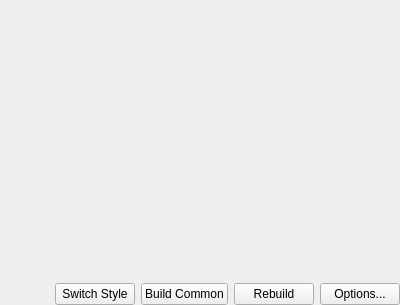
AT-GROUP/AT-PLANNER, file src/ATPlanner/forms/APlannerWidget.ui: the form before one commit.
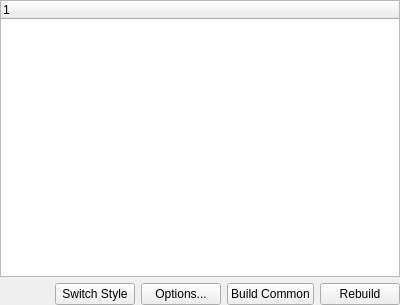
The form after the commit.

Commit message: Common plan builds.

Diff of the .ui file:
```diff
--- a/src/ATPlanner/forms/APlannerWidget.ui
+++ b/src/ATPlanner/forms/APlannerWidget.ui
@@ -27,13 +27,12 @@
     <number>0</number>
    </property>
    <item>
-    <widget class="QWidget" name="wdgVisualization" native="true">
-     <property name="sizePolicy">
-      <sizepolicy hsizetype="Preferred" vsizetype="Expanding">
-       <horstretch>0</horstretch>
-       <verstretch>0</verstretch>
-      </sizepolicy>
-     </property>
+    <widget class="QTreeWidget" name="treeCurrentPlan">
+     <column>
+      <property name="text">
+       <string notr="true">1</string>
+      </property>
+     </column>
     </widget>
    </item>
    <item>
@@ -58,6 +57,13 @@
        </property>
       </widget>
      </item>
+     <item>
+      <widget class="QPushButton" name="pushButton_2">
+       <property name="text">
+        <string>Options...</string>
+       </property>
+      </widget>
+     </item>
      <item>
       <widget class="QPushButton" name="bnBuildCommon">
        <property name="text">
@@ -72,13 +78,6 @@
        </property>
       </widget>
      </item>
-     <item>
-      <widget class="QPushButton" name="pushButton_2">
-       <property name="text">
-        <string>Options...</string>
-       </property>
-      </widget>
-     </item>
     </layout>
    </item>
   </layout>
```
The commit also changes 119 other files.
